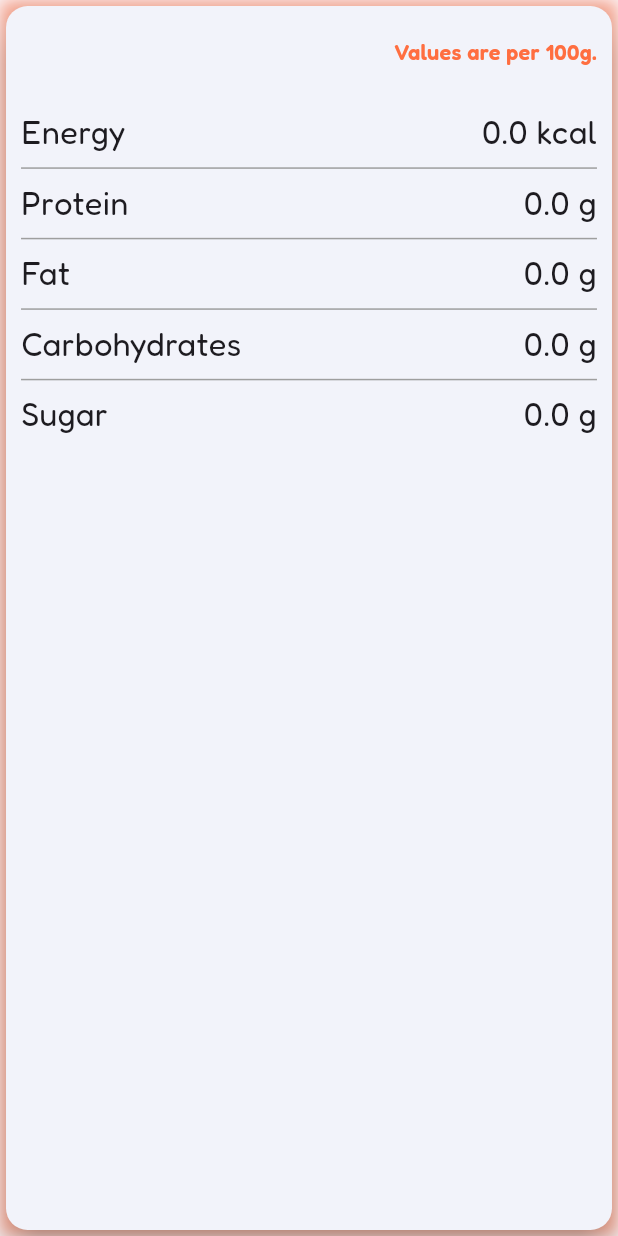
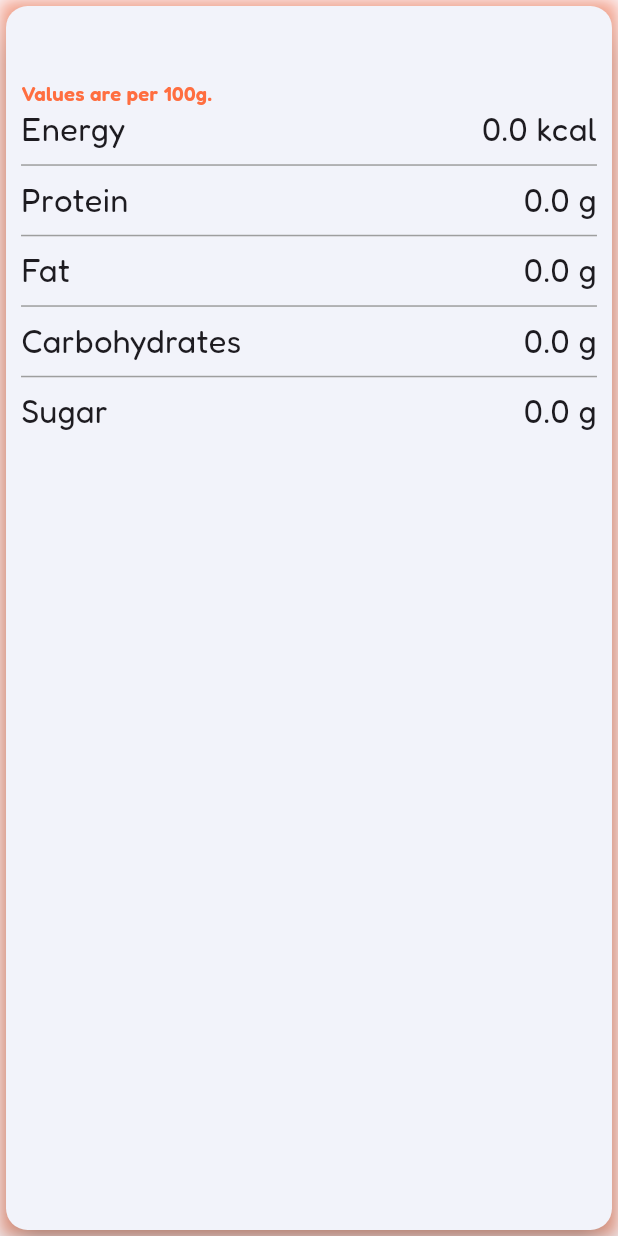
Before and after one commit to Atharva0418/Calories, a Flutter app: the NutritionCard widget shown alone on an empty page, opened directly with empty values, on a phone screen of 412 x 824 dp. Run offline on Flutter 3.47's test engine with Material 3 defaults, Android fonts, the phone set to English and light mode, and no system bars; our stand-ins replace flutter_dotenv, flutter_screenutil, google_fonts, image_picker, lottie.

Commit message:
Made error messages more specific. Resolved pixels going out of screen when name is too long by shifting the text.

```diff
--- a/lib/screens/widgets/nutrition_card.dart
+++ b/lib/screens/widgets/nutrition_card.dart
@@ -51,14 +51,11 @@ class NutritionCard extends StatelessWidget {
           child: Column(
             crossAxisAlignment: CrossAxisAlignment.start,
             children: [
-              Row(
-                mainAxisAlignment: MainAxisAlignment.spaceBetween,
-                children: [
               Text(
                 nutrition.food,
                 style: GoogleFonts.fredoka(
                   textStyle: TextStyle(
-                        fontSize: 32.sp,
+                    fontSize: 30.sp,
                     fontWeight: FontWeight.w600,
                     color: Colors.deepOrangeAccent,
                   ),
@@ -67,16 +64,12 @@ class NutritionCard extends StatelessWidget {
               Text(
                 "Values are per 100g.",
                 style: GoogleFonts.fredoka(
-                      textStyle: TextStyle(fontSize: 16.sp),
+                  textStyle: TextStyle(fontSize: 15.sp),
                   fontWeight: FontWeight.w600,
                   color: Colors.deepOrangeAccent,
                 ),
               ),
-                ],
-              ),
-              SizedBox(height: 20.h),
 
-              // const Divider(thickness: 1, color: Colors.grey),
               _buildNutritionRow("Energy", "${nutrition.energy} kcal"),
 
               const Divider(thickness: 1, color: Colors.grey),
```
Also changed, not shown: lib/screens/views/error_view.dart (+1 -15 lines). Lines whose indentation alone changed are shown as unchanged.
